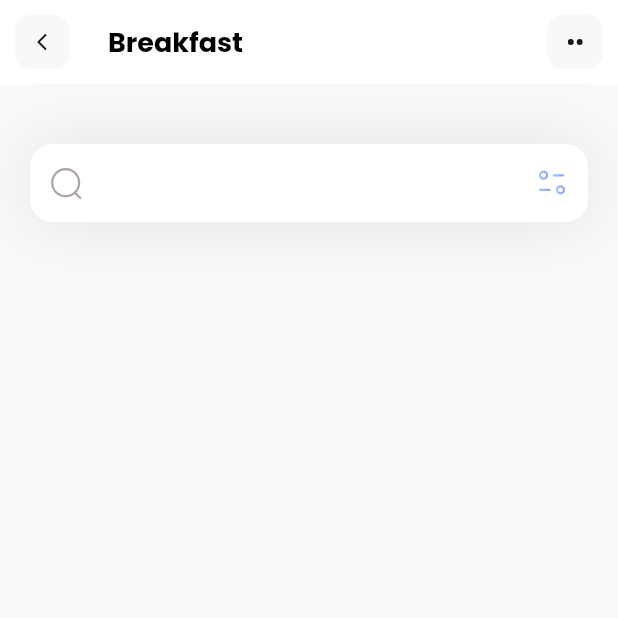
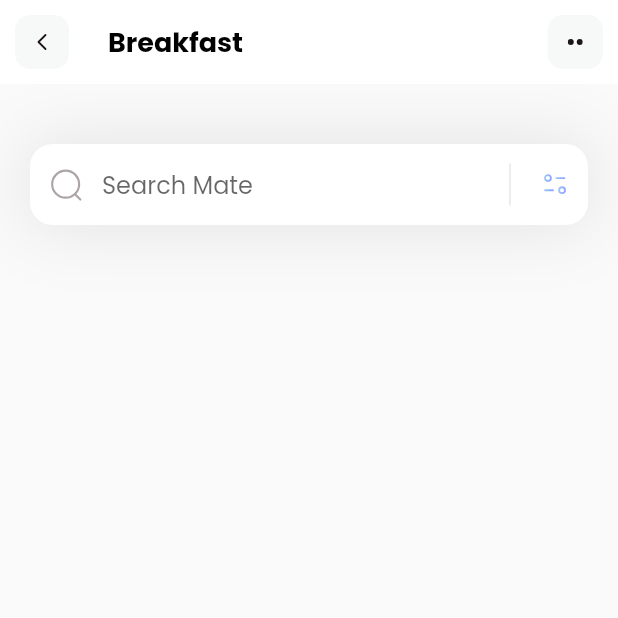
Before and after one commit to mamerida/dietApp, a Flutter app: the screen it shows after launch, on a phone screen of 412 x 824 dp, the top half of it. Run offline on Flutter 3.47's test engine with Material 2 defaults, Android fonts, the phone set to English and light mode, and no system bars; our stand-ins replace flutter_svg.

Commit message:
Text field configuration

```diff
--- a/lib/pages/home.dart
+++ b/lib/pages/home.dart
@@ -27,13 +27,30 @@ const HomePage({ Key? key }) : super(key: key);
                 filled: true,
                 fillColor: Colors.white,
                 contentPadding: EdgeInsets.all(15),
+                hintText: "Search Mate",
                 prefixIcon: Padding(
                   padding: const EdgeInsets.all(12),
                   child: SvgPicture.asset("assets/icons/Search.svg"),
                 ),
-                suffixIcon: Padding(
-                  padding: const EdgeInsets.all(12),
-                  child: SvgPicture.asset("assets/icons/Filter.svg"),
+                suffixIcon: Container(
+                  width: 100,
+                  child: IntrinsicHeight(
+                    child: Row(
+                      mainAxisAlignment: MainAxisAlignment.end,
+                      children: [
+                        VerticalDivider(
+                            color: Colors.black,
+                            indent: 10,
+                            endIndent: 10,
+                            thickness: 0.1,
+                        ),
+                        Padding(
+                          padding: const EdgeInsets.all(12),
+                          child: SvgPicture.asset("assets/icons/Filter.svg"),
+                        ),
+                      ],
+                    ),
+                  ),
                 ),
                 border: OutlineInputBorder(
                   borderRadius: BorderRadius.circular(15),
```
